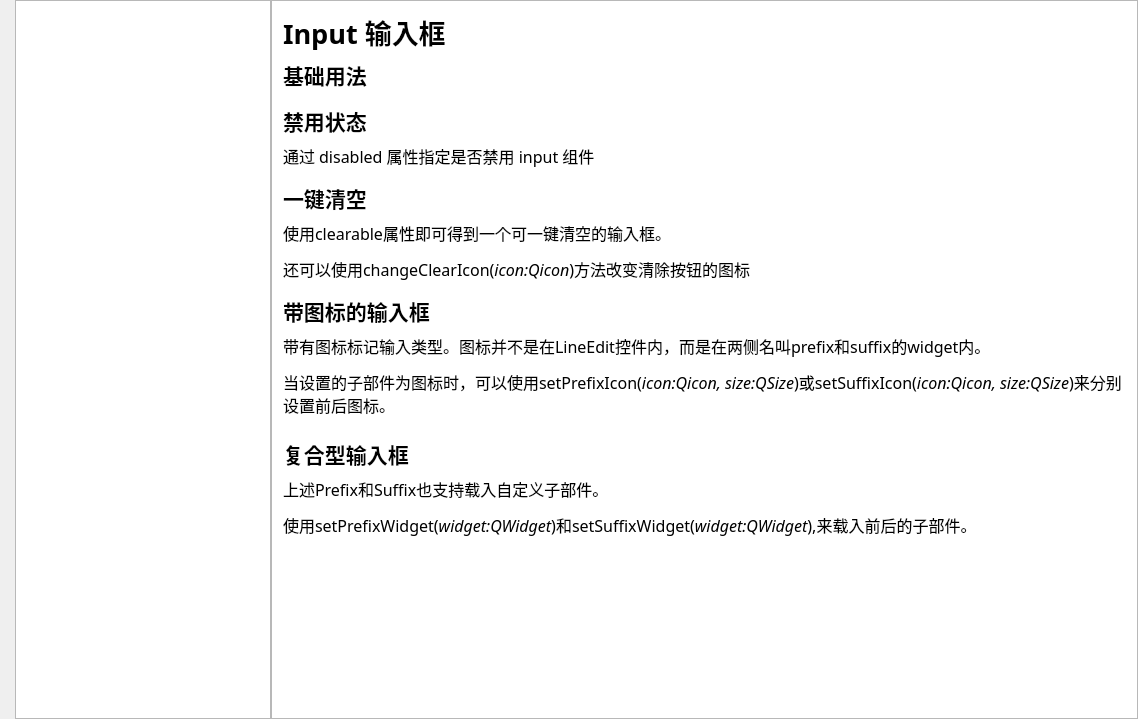
jimmy-moqin/QtElementUI, file ui/Main_ui.ui: the form before one commit.
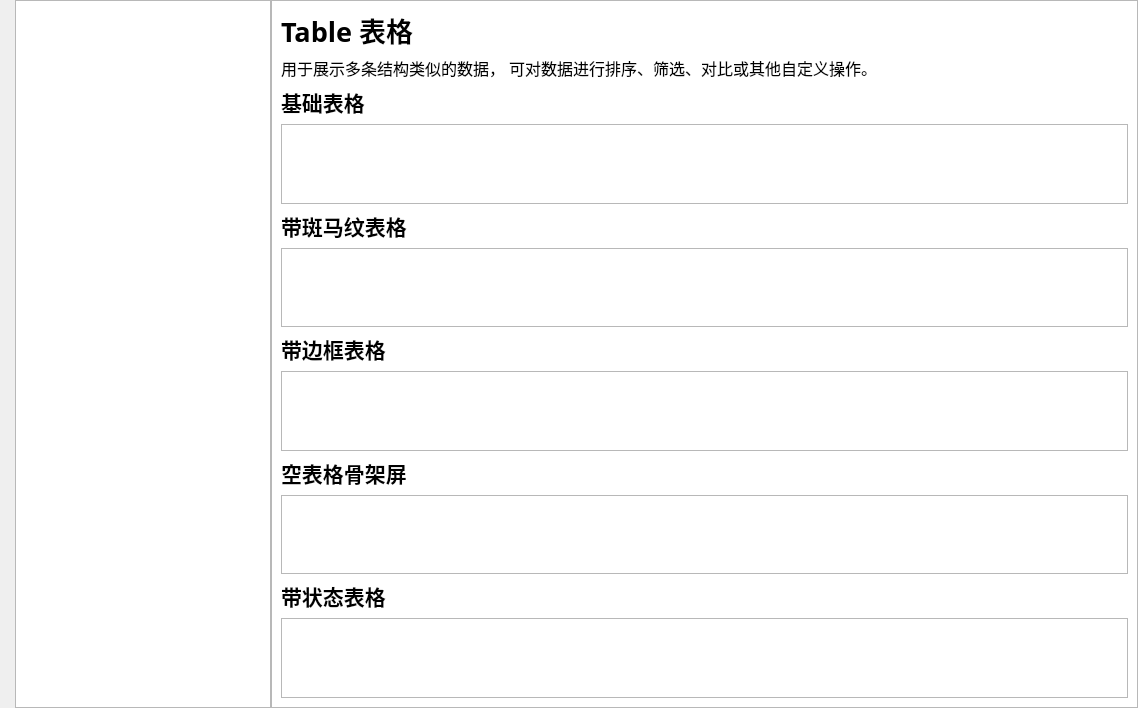
The form after the commit. Custom widgets are drawn as their Qt base class.

Commit message: table finished 0.5

The edit to the form file:
```diff
--- a/ui/Main_ui.ui
+++ b/ui/Main_ui.ui
@@ -7,7 +7,7 @@
     <x>0</x>
     <y>0</y>
     <width>1138</width>
-    <height>719</height>
+    <height>708</height>
    </rect>
   </property>
   <property name="windowTitle">
@@ -38,7 +38,7 @@
       <string notr="true">#previewStackedWidget{background-color: rgb(255, 255, 255);}</string>
      </property>
      <property name="currentIndex">
-      <number>2</number>
+      <number>3</number>
      </property>
      <widget class="QWidget" name="Buttons">
       <layout class="QVBoxLayout" name="verticalLayout_2">
@@ -930,9 +930,9 @@
           <property name="geometry">
            <rect>
             <x>0</x>
-            <y>-123</y>
+            <y>0</y>
             <width>844</width>
-            <height>840</height>
+            <height>837</height>
            </rect>
           </property>
           <property name="styleSheet">
@@ -1157,6 +1157,175 @@
        </item>
       </layout>
      </widget>
+     <widget class="QWidget" name="Table">
+      <layout class="QVBoxLayout" name="verticalLayout_7">
+       <property name="spacing">
+        <number>0</number>
+       </property>
+       <property name="leftMargin">
+        <number>0</number>
+       </property>
+       <property name="topMargin">
+        <number>0</number>
+       </property>
+       <property name="rightMargin">
+        <number>0</number>
+       </property>
+       <property name="bottomMargin">
+        <number>0</number>
+       </property>
+       <item>
+        <widget class="QScrollArea" name="scrollArea_3">
+         <property name="widgetResizable">
+          <bool>true</bool>
+         </property>
+         <widget class="QWidget" name="scrollAreaWidgetContents_2">
+          <property name="geometry">
+           <rect>
+            <x>0</x>
+            <y>-100</y>
+            <width>844</width>
+            <height>806</height>
+           </rect>
+          </property>
+          <property name="styleSheet">
+           <string notr="true">#scrollAreaWidgetContents_2{
+	
+	background-color: rgb(255, 255, 255);
+}</string>
+          </property>
+          <layout class="QVBoxLayout" name="verticalLayout_6">
+           <item>
+            <widget class="QLabel" name="label_22">
+             <property name="font">
+              <font>
+               <family>思源黑体 CN</family>
+               <pointsize>20</pointsize>
+               <weight>75</weight>
+               <bold>true</bold>
+              </font>
+             </property>
+             <property name="text">
+              <string>Table 表格</string>
+             </property>
+            </widget>
+           </item>
+           <item>
+            <widget class="QLabel" name="label_23">
+             <property name="font">
+              <font>
+               <family>思源黑体 CN</family>
+               <pointsize>12</pointsize>
+              </font>
+             </property>
+             <property name="text">
+              <string>用于展示多条结构类似的数据， 可对数据进行排序、筛选、对比或其他自定义操作。</string>
+             </property>
+            </widget>
+           </item>
+           <item>
+            <widget class="QLabel" name="label_24">
+             <property name="font">
+              <font>
+               <family>思源黑体 CN</family>
+               <pointsize>16</pointsize>
+               <weight>75</weight>
+               <bold>true</bold>
+              </font>
+             </property>
+             <property name="text">
+              <string>基础表格</string>
+             </property>
+            </widget>
+           </item>
+           <item>
+            <widget class="ElTable" name="BaseTable">
+             <property name="sizePolicy">
+              <sizepolicy hsizetype="Expanding" vsizetype="Expanding">
+               <horstretch>0</horstretch>
+               <verstretch>0</verstretch>
+              </sizepolicy>
+             </property>
+            </widget>
+           </item>
+           <item>
+            <widget class="QLabel" name="label_25">
+             <property name="font">
+              <font>
+               <family>思源黑体 CN</family>
+               <pointsize>16</pointsize>
+               <weight>75</weight>
+               <bold>true</bold>
+              </font>
+             </property>
+             <property name="text">
+              <string>带斑马纹表格</string>
+             </property>
+            </widget>
+           </item>
+           <item>
+            <widget class="ElTable" name="StripeTable"/>
+           </item>
+           <item>
+            <widget class="QLabel" name="label_26">
+             <property name="font">
+              <font>
+               <family>思源黑体 CN</family>
+               <pointsize>16</pointsize>
+               <weight>75</weight>
+               <bold>true</bold>
+              </font>
+             </property>
+             <property name="text">
+              <string>带边框表格</string>
+             </property>
+            </widget>
+           </item>
+           <item>
+            <widget class="ElTable" name="BorderTable"/>
+           </item>
+           <item>
+            <widget class="QLabel" name="label_27">
+             <property name="font">
+              <font>
+               <family>思源黑体 CN</family>
+               <pointsize>16</pointsize>
+               <weight>75</weight>
+               <bold>true</bold>
+              </font>
+             </property>
+             <property name="text">
+              <string>空表格骨架屏</string>
+             </property>
+            </widget>
+           </item>
+           <item>
+            <widget class="ElTable" name="BlankTable"/>
+           </item>
+           <item>
+            <widget class="QLabel" name="label_28">
+             <property name="font">
+              <font>
+               <family>思源黑体 CN</family>
+               <pointsize>16</pointsize>
+               <weight>75</weight>
+               <bold>true</bold>
+              </font>
+             </property>
+             <property name="text">
+              <string>带状态表格</string>
+             </property>
+            </widget>
+           </item>
+           <item>
+            <widget class="ElTable" name="StateTable"/>
+           </item>
+          </layout>
+         </widget>
+        </widget>
+       </item>
+      </layout>
+     </widget>
     </widget>
    </item>
   </layout>
@@ -1178,6 +1347,11 @@
    <header>components.elinput.h</header>
    <container>1</container>
   </customwidget>
+  <customwidget>
+   <class>ElTable</class>
+   <extends>QTableWidget</extends>
+   <header>components.eltable.h</header>
+  </customwidget>
  </customwidgets>
  <resources>
   <include location="../Icons/Icons.qrc"/>
```
The commit also changes 22 other files.
